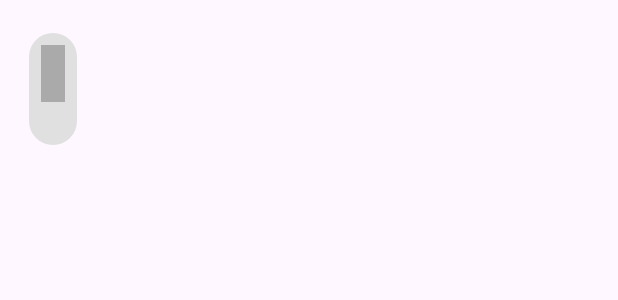
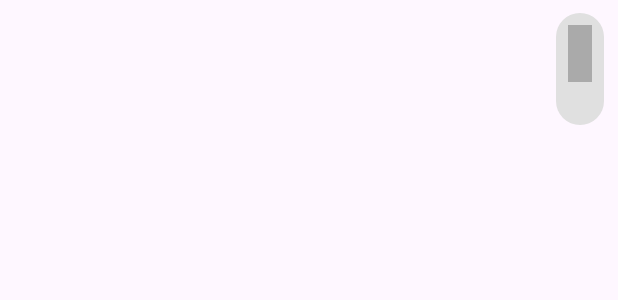
Before and after one commit to Mightmavericks/ptiny, an Android app: the layout message_received.xml on its own in the app's theme, with its tools: preview values and no code run, on a phone screen of 412 x 824 dp. Shown: the top 300 px of the screen. Run offline under Robolectric (Android 15) with nearby library versions, the light colour scheme and no system bars.

Commit message:
ver 1.10

```diff
--- a/app/src/main/java/com/example/protegotinyever/ConnectActivity.java
+++ b/app/src/main/java/com/example/protegotinyever/ConnectActivity.java
@@ -10,14 +10,8 @@ import androidx.appcompat.app.AppCompatActivity;
 import com.example.protegotinyever.tt.DataModelType;
 import com.example.protegotinyever.util.CustomSdpObserver;
 import com.example.protegotinyever.util.DataChannelHandler;
-import com.google.firebase.database.DataSnapshot;
-import com.google.firebase.database.DatabaseReference;
-import com.google.firebase.database.FirebaseDatabase;
-import com.google.firebase.database.ValueEventListener;
 
 import org.webrtc.*;
-
-import java.nio.ByteBuffer;
 import java.nio.charset.StandardCharsets;
 import java.util.ArrayList;
 
--- a/app/src/main/res/layout/message_received.xml
+++ b/app/src/main/res/layout/message_received.xml
@@ -14,10 +14,10 @@
         android:padding="8dp"
         app:layout_constraintBottom_toBottomOf="parent"
         app:layout_constraintEnd_toEndOf="parent"
-        app:layout_constraintHorizontal_bias="0.042"
+        app:layout_constraintHorizontal_bias="0.986"
         app:layout_constraintStart_toStartOf="parent"
         app:layout_constraintTop_toTopOf="parent"
-        app:layout_constraintVertical_bias="0.024">
+        app:layout_constraintVertical_bias="0.006">
 
         <!-- Message Text -->
         <TextView
```
Also changed, not shown: app/src/main/java/com/example/protegotinyever/ChatActivity.java (+11 -4 lines).
